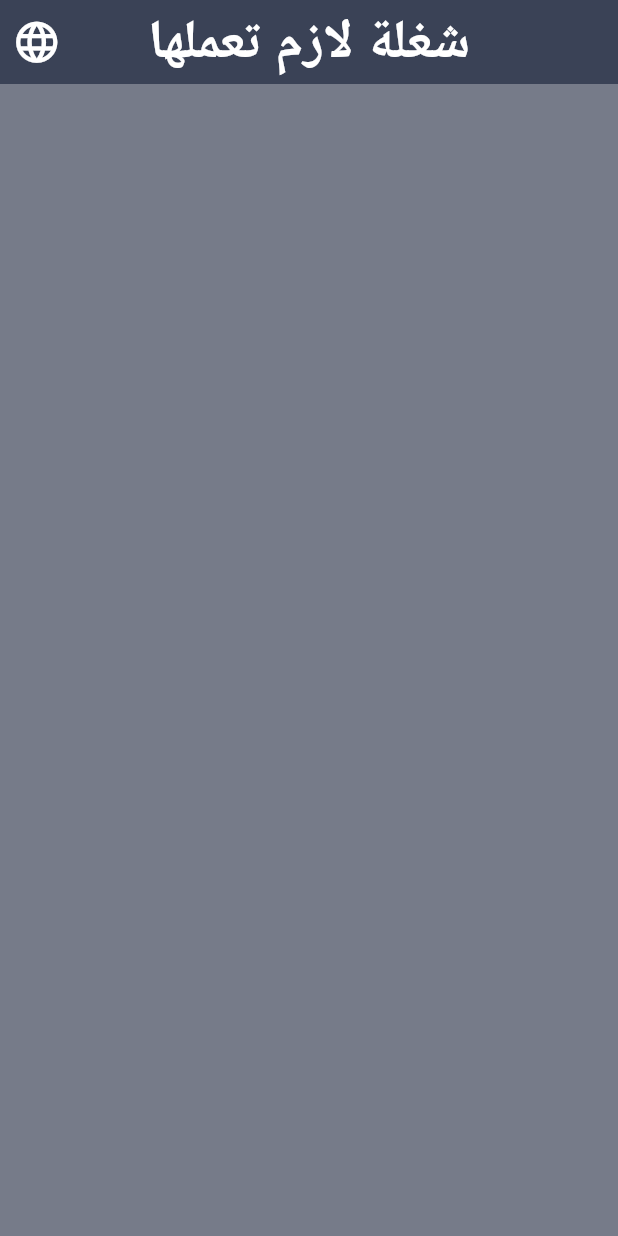
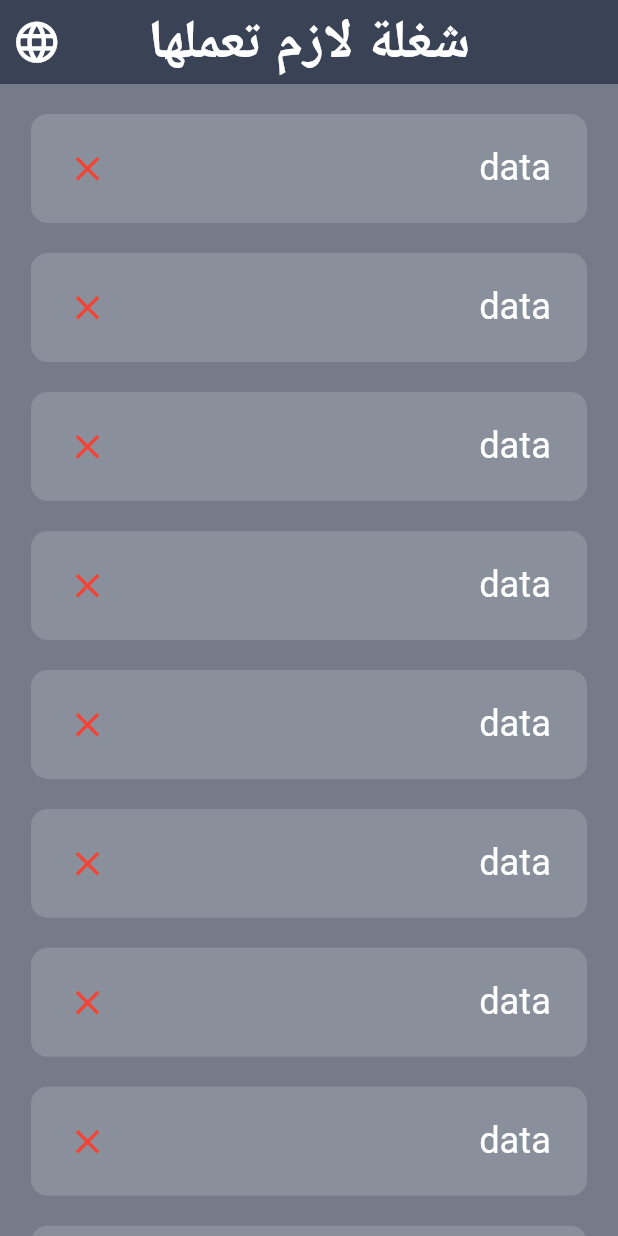
Before and after one commit to alaaRashed2001/ToDo_App, a Flutter app: the screen it shows after launch, after a tap on the "language" icon, on a phone screen of 412 x 824 dp. Run offline on Flutter 3.47's test engine with Material 2 defaults, Android fonts, the phone set to English and light mode, and no system bars; our stand-ins replace flutter_screenutil, shared_preferences; generated files the repository leaves out were written again.

Commit message:
Design ToDo Tasks App

```diff
--- a/lib/Views/Screens/todo_app.dart
+++ b/lib/Views/Screens/todo_app.dart
@@ -4,6 +4,7 @@ import 'package:flutter_gen/gen_l10n/app_localizations.dart';
 import 'package:provider/provider.dart';
 
 import '../../providers/lang_provider.dart';
+import '../Widgets/task_item.dart';
 
 class ToDoApp extends StatefulWidget {
   const ToDoApp({Key? key}) : super(key: key);
@@ -41,6 +42,10 @@ class _ToDoAppState extends State<ToDoApp> {
               ))
         ],
       ),
+      body: ListView.builder(
+        itemCount: 20,
+       itemBuilder: (context, index) => const OneTask(),
+      ),
     );
   }
 }
--- /dev/null
+++ b/lib/Views/Widgets/task_item.dart
@@ -0,0 +1,41 @@
+import 'package:flutter/material.dart';
+import 'package:flutter_screenutil/flutter_screenutil.dart';
+
+class OneTask extends StatelessWidget {
+  const OneTask({Key? key}) : super(key: key);
+
+  @override
+  Widget build(BuildContext context) {
+    return FractionallySizedBox(
+      widthFactor: 0.9,
+      child: Container(
+        margin: const EdgeInsets.only(top: 20),
+        padding: EdgeInsets.symmetric(
+          vertical: 22.h,
+          horizontal: 22.w,
+        ),
+        decoration: BoxDecoration(
+          color: const Color.fromRGBO(209, 224, 224, 0.2),
+          borderRadius: BorderRadius.circular(11.r),
+        ),
+        child: Row(
+          mainAxisAlignment: MainAxisAlignment.spaceBetween,
+          children: [
+            Text(
+              'data',
+              style: TextStyle(
+                color: Colors.white,
+                fontSize: 22.sp,
+              ),
+            ),
+            const Icon(
+              Icons.close,
+              color: Colors.red,
+              size: 27,
+            )
+          ],
+        ),
+      ),
+    );
+  }
+}
```
